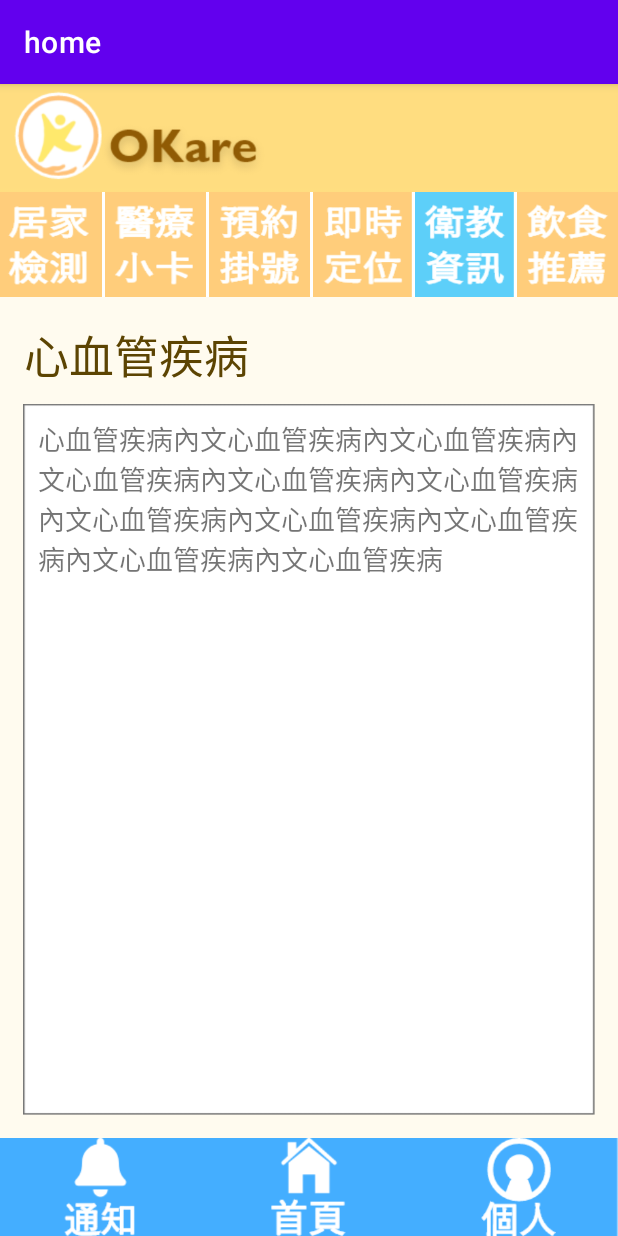
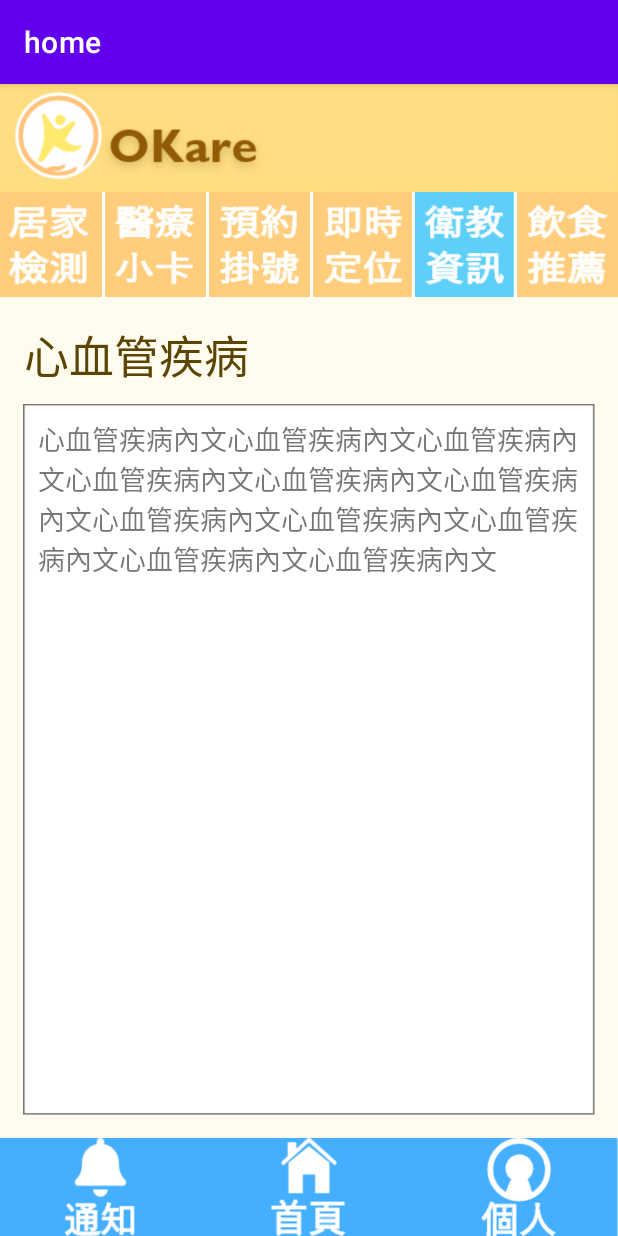
Before and after one commit to JoyLinnnn/OKare, an Android app: the edu_01 screen opened directly, with no data from a screen before it, on a phone screen of 412 x 824 dp. Run offline under Robolectric (Android 15) with nearby library versions, the phone set to English and light mode, and no system bars.

Commit message:
修改完成

```diff
--- a/app/src/main/res/layout/activity_edu_01.xml
+++ b/app/src/main/res/layout/activity_edu_01.xml
@@ -184,7 +184,7 @@
         android:layout_marginTop="10dp"
         android:layout_marginRight="10dp"
         android:layout_marginBottom="10dp"
-        android:text="心血管疾病內文心血管疾病內文心血管疾病內文心血管疾病內文心血管疾病內文心血管疾病內文心血管疾病內文心血管疾病內文心血管疾病內文心血管疾病內文心血管疾病"
+        android:text="心血管疾病內文心血管疾病內文心血管疾病內文心血管疾病內文心血管疾病內文心血管疾病內文心血管疾病內文心血管疾病內文心血管疾病內文心血管疾病內文心血管疾病內文"
         android:textSize="18sp"
         app:layout_constraintBottom_toBottomOf="@+id/衛_白框_IV"
         app:layout_constraintEnd_toEndOf="@+id/衛_白框_IV"
```
